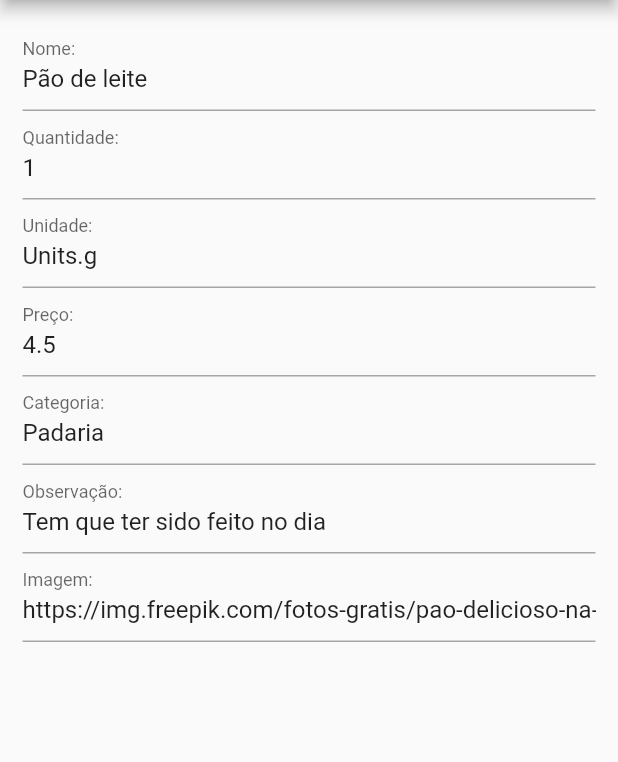
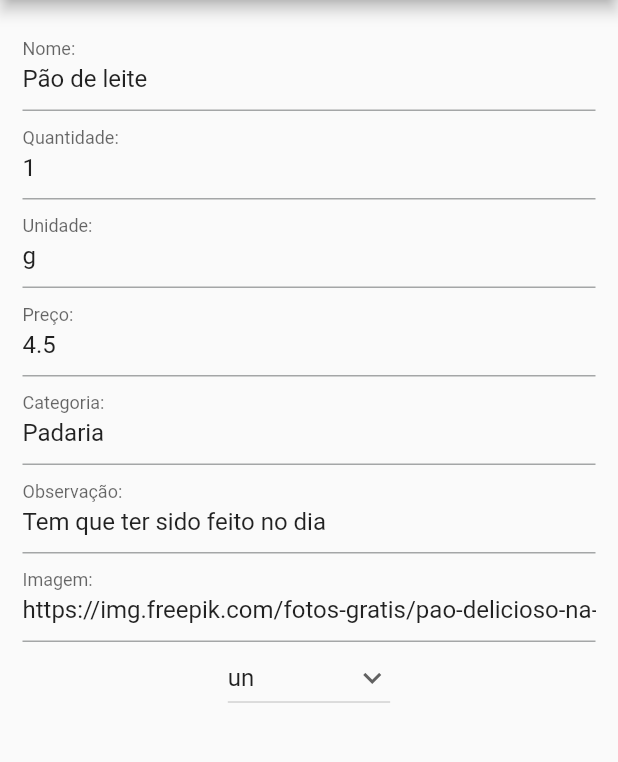
Before and after one commit to TeofiloAlbuquerque/supermarket_list, a Flutter app: the screen it shows after launch, after a tap on the "edit" icon, on a phone screen of 412 x 824 dp, the part 84-846 px from its top. Run offline on Flutter 3.47's test engine with Material 2 defaults, Android fonts, the phone set to English and light mode, and no system bars; our stand-ins replace shared_preferences; network calls fail.

Commit message:
fix: Resolução de erro em persistencia de dados no customDropdownButton, resolução de erro que o item_form criava um novo item ao editar um item que havia sido criado, modificação do uso de Enum para Listas no dropdownButton, para que seja mais direto o uso de Strings

```diff
--- /dev/null
+++ b/lib/src/components/custom_dropdownbutton.dart
@@ -0,0 +1,42 @@
+import 'package:flutter/material.dart';
+
+class CustomDropdownButton extends StatefulWidget {
+  final ValueChanged<String> onChanged;
+  final String selectItem;
+  final List<String> items;
+
+  const CustomDropdownButton({
+    super.key,
+    required this.onChanged,
+    required this.selectItem,
+    required this.items,
+  });
+
+  @override
+  State<CustomDropdownButton> createState() => _CustomDropdownButtonState();
+}
+
+class _CustomDropdownButtonState extends State<CustomDropdownButton> {
+  @override
+  Widget build(BuildContext context) {
+    return DropdownButton<String>(
+      value: widget
+          .selectItem, // widget é usado para termos acesso a variavel da classe acima
+      icon: const Icon(
+        Icons.keyboard_arrow_down,
+      ),
+      items: [
+        for (String item in widget.items)
+          DropdownMenuItem<String>(
+            value: item,
+            child: Text(item),
+          ),
+      ],
+      onChanged: (String? newItem) {
+        setState(() {
+          widget.onChanged(newItem!);
+        });
+      },
+    );
+  }
+}
--- /dev/null
+++ b/lib/src/components/dismissible.dart
@@ -0,0 +1,15 @@
+import 'package:flutter/material.dart';
+
+class Dismissible extends StatefulWidget {
+  const Dismissible({super.key});
+
+  @override
+  State<Dismissible> createState() => _DismissibleState();
+}
+
+class _DismissibleState extends State<Dismissible> {
+  @override
+  Widget build(BuildContext context) {
+    return const Placeholder();
+  }
+}
--- a/lib/src/data/dummy_items.dart
+++ b/lib/src/data/dummy_items.dart
@@ -6,7 +6,7 @@ const dummyItems = {
     id: '1',
     name: 'Pão de leite',
     amout: 1,
-    unit: Units.g,
+    unit: 'g',
     price: 4.50,
     category: 'Padaria',
     observation: 'Tem que ter sido feito no dia',
@@ -17,7 +17,7 @@ const dummyItems = {
     id: '1',
     name: 'Oleo de Girassol',
     amout: 1,
-    unit: Units.ml,
+    unit: 'ml',
     price: 3.80,
     category: 'Cozinha',
     observation: '500ml',
@@ -26,7 +26,7 @@ const dummyItems = {
   '3': Item(
     id: '1',
     name: 'Frango',
-    unit: Units.kg,
+    unit: 'kg',
     amout: 1,
     price: 18.80,
     category: 'Frios',
@@ -37,7 +37,7 @@ const dummyItems = {
   '4': Item(
     id: '1',
     name: 'Sal',
-    unit: Units.g,
+    unit: 'g',
     amout: 1,
     price: 2.75,
     category: 'Cozinha',
--- a/lib/src/models/item.dart
+++ b/lib/src/models/item.dart
@@ -1,24 +1,23 @@
-
-enum Units {
-  un,
-  dz,
-  ml,
-  L,
-  kg,
-  g,
-  caixa,
-  embalagem,
-  galao,
-  garrafa,
-  lata,
-  pacote,
-}
+// enum Units {
+//   un,
+//   dz,
+//   ml,
+//   L,
+//   kg,
+//   g,
+//   caixa,
+//   embalagem,
+//   galao,
+//   garrafa,
+//   lata,
+//   pacote,
+// }
 
 class Item {
   final String id;
   final String name;
   final int amout; // quantidade
-  final Units unit;
+  final String unit;
   final double price;
   final String category;
   //final bool addCart;
--- a/lib/src/provider/items_provider.dart
+++ b/lib/src/provider/items_provider.dart
@@ -1,4 +1,3 @@
-import 'dart:math';
 import 'package:crud_lista_compras/src/data/dummy_items.dart';
 import 'package:crud_lista_compras/src/models/item.dart';
 import 'package:flutter/material.dart';
@@ -42,14 +41,15 @@ class ItemsProvider with ChangeNotifier {
           unit: item.unit,
           price: item.price,
           category: item.category,
-         // observation: item.observation,
+          // observation: item.observation,
           imageUrl: item.imageUrl,
         ),
       );
     } else {
       // Adicionar
       // Quando o usuario não tiver uma ID, significa que ele é um novo elemento
-      final id = Random().nextDouble().toString();
+      int timestamp = DateTime.now().millisecondsSinceEpoch;
+      final id = timestamp.toString();
       // "putIfAbsent" é um metodo da clase Map que permite adicionar um par de
       // chave/valor a um mapa somente se a chave especificada ainda não estiver
       // no mapa. Recebe 2 parametros, a chave que se deseja adicionar no mapa e
@@ -59,13 +59,13 @@ class ItemsProvider with ChangeNotifier {
       _items.putIfAbsent(
         id,
         () => Item(
-          id: item.id,
+          id: id,
           name: item.name,
           amout: item.amout,
           unit: item.unit,
           price: item.price,
           category: item.category,
-        //  observation: item.observation,
+          //  observation: item.observation,
           imageUrl: item.imageUrl,
         ),
       );
--- a/lib/src/views/item_form.dart
+++ b/lib/src/views/item_form.dart
@@ -1,7 +1,9 @@
+import 'package:crud_lista_compras/src/components/custom_dropdownbutton.dart';
 import 'package:crud_lista_compras/src/models/item.dart';
 import 'package:crud_lista_compras/src/provider/items_provider.dart';
 import 'package:flutter/material.dart';
 import 'package:provider/provider.dart';
+import 'package:shared_preferences/shared_preferences.dart';
 
 class ItemForm extends StatefulWidget {
   const ItemForm({super.key});
@@ -14,6 +16,37 @@ class _ItemFormState extends State<ItemForm> {
   final _form = GlobalKey<FormState>();
 
   final Map<String, String> _formData = {};
+  final List<String> units = [
+    'un',
+    'dz',
+    'ml',
+    'L',
+    'kg',
+    'g',
+    'caixa',
+    'embalagem',
+    'galao',
+    'garrafa',
+    'lata',
+    'pacote',
+  ];
+
+  final List<String> categories = [
+    'Bazar e Limpeza',
+    'Bebidas',
+    'Carnes',
+    'Comidas Prontas e Congelados',
+    'Frios, Leites e Derivados',
+    'Frutas, ovos e verduras',
+    'Higiene Pessoal',
+    'Importados',
+    'Mercearia',
+    'Padaria e Sobremesas',
+    'Saúde e Beleza',
+    'Sem categoria',
+  ];
+
+  String selectItem = 'un';
 
   // Metodo para preencher os dados por meio do botão de ALTERAR
   void _loadFormData(Item item) {
@@ -35,6 +68,24 @@ class _ItemFormState extends State<ItemForm> {
     if (item != null) {
       _loadFormData(item);
     }
+    _loadSelectedItem();
+  }
+
+  void _saveSelectedItem() async {
+    SharedPreferences unitPref = await SharedPreferences.getInstance();
+    await unitPref.setString('selectedItem', selectItem);
+  }
+
+  void _loadSelectedItem() async {
+    SharedPreferences unitPref = await SharedPreferences.getInstance();
+    String? selectedItem = unitPref.getString('selectedItem');
+    if (selectedItem != null) {
+      setState(
+        () {
+          selectItem = selectedItem;
+        },
+      );
+    }
   }
 
   @override
@@ -49,18 +100,12 @@ class _ItemFormState extends State<ItemForm> {
               final isValid = _form.currentState!.validate();
               if (isValid) {
                 _form.currentState!.save();
-                // "listen: false", fará com que o provider não seja notificado
                 Provider.of<ItemsProvider>(context, listen: false).put(
                   Item(
                     id: _formData['id'] ?? '',
                     name: _formData['name'] ?? '',
                     amout: int.parse(_formData['amout'] ?? '0'),
-                    unit: Units.values.firstWhere(
-                      (unit) =>
-                          unit.toString() ==
-                          (_formData['unit'] ?? Units.un.toString()),
-                      // orElse: () => Units.un),
-                    ),
+                    unit: _formData['unit'] ?? 'un',
                     price: double.parse(_formData['price'] ?? '0.0'),
                     category: _formData['category'] ?? '',
                     observation: _formData['observation'],
@@ -74,7 +119,8 @@ class _ItemFormState extends State<ItemForm> {
           ),
         ],
       ),
-      body: Padding(
+      body: SingleChildScrollView(
+        child: Padding(
           padding: const EdgeInsets.all(15),
           child: Form(
             // Associamos a GlobalKey com o formulario para  validarmos
@@ -95,7 +141,6 @@ class _ItemFormState extends State<ItemForm> {
                       return null;
                     }
                   },
-
                   onSaved: (value) {
                     if (value != null) {
                       _formData['name'] = value;
@@ -156,7 +201,19 @@ class _ItemFormState extends State<ItemForm> {
                     }
                   },
                 ),
+                CustomDropdownButton(
+                  onChanged: (String newValue) async {
+                    setState(() {
+                      selectItem = newValue;
+                    });
+                    // Salvando o valor selecionado
+                    _saveSelectedItem();
+                  },
+                  selectItem: selectItem,
+                  items: units,
+                )
               ],
+            ),
           ),
         ),
       ),
--- a/pubspec.yaml
+++ b/pubspec.yaml
@@ -35,6 +35,7 @@ dependencies:
   # The following adds the Cupertino Icons font to your application.
   # Use with the CupertinoIcons class for iOS style icons.
   cupertino_icons: ^1.0.2
+  shared_preferences: ^2.2.0
 
 dev_dependencies:
   flutter_test:
```
Also changed, not shown: pubspec.lock. Lines whose indentation alone changed are shown as unchanged.
